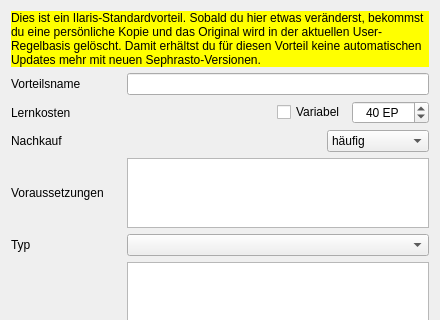
First picture: the form in UI/DatenbankEditVorteil.ui, repository Aeolitus/Sephrasto, before the edit; both pictures show x 0 to 440 and y 0 to 320 of the 440 by 550 pixel window.
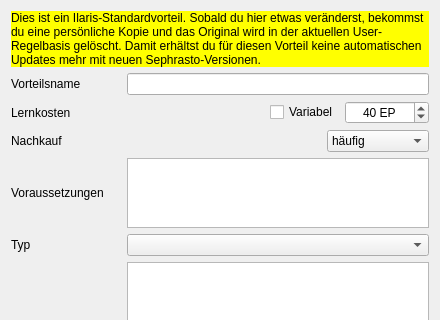
Second picture: the form after the edit.

Commit message: Increased min/max Vorteil Kosten (requested by WeZwanzig)

Patch:
```diff
--- a/UI/DatenbankEditVorteil.ui
+++ b/UI/DatenbankEditVorteil.ui
@@ -188,10 +188,10 @@
           <string> EP</string>
          </property>
          <property name="minimum">
-          <number>-1000</number>
+          <number>-10000</number>
          </property>
          <property name="maximum">
-          <number>1000</number>
+          <number>10000</number>
          </property>
          <property name="singleStep">
           <number>20</number>
```
The commit also changes 1 other file.
